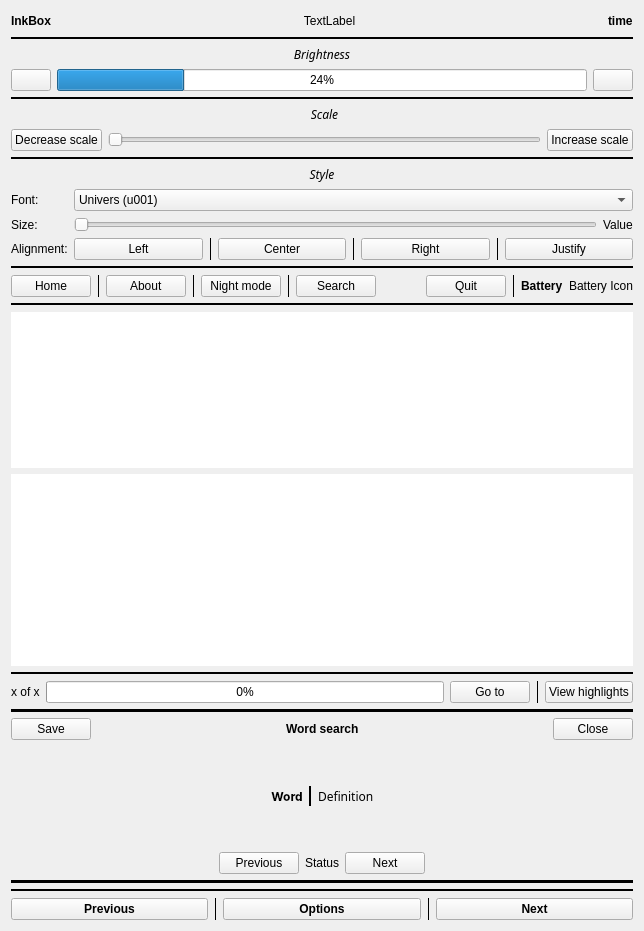
This is src/reader/reader.ui in Quill-OS/quill as Qt 5 draws it before an edit. The edited form follows.
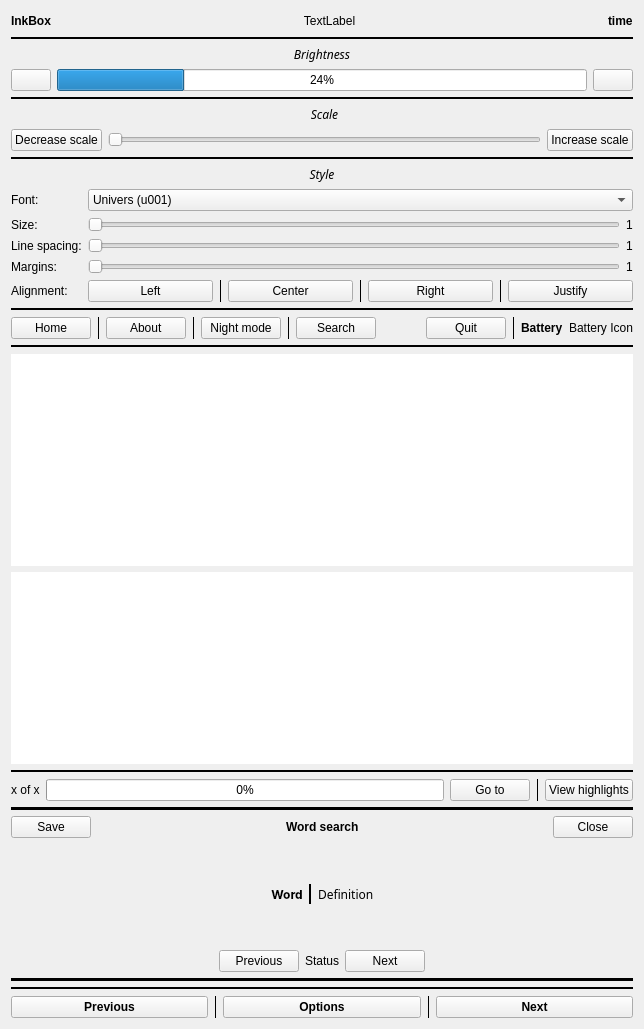
This is the edited form.

Commit message: Reader: Add 'Line spacing' and 'Margins' options

```diff
--- a/src/reader/reader.ui
+++ b/src/reader/reader.ui
@@ -7,7 +7,7 @@
     <x>0</x>
     <y>0</y>
     <width>644</width>
-    <height>931</height>
+    <height>1029</height>
    </rect>
   </property>
   <property name="windowTitle">
@@ -598,7 +598,7 @@
                      </property>
                     </widget>
                    </item>
-                   <item row="2" column="1">
+                   <item row="4" column="1">
                     <layout class="QGridLayout" name="gridLayout_4">
                      <item row="0" column="4">
                       <widget class="QPushButton" name="alignRightBtn">
@@ -678,6 +678,13 @@
                      </item>
                     </layout>
                    </item>
+                   <item row="2" column="0">
+                    <widget class="QLabel" name="lineSpacingLabel">
+                     <property name="text">
+                      <string>Line spacing:</string>
+                     </property>
+                    </widget>
+                   </item>
                    <item row="1" column="0">
                     <widget class="QLabel" name="sizeLabel">
                      <property name="text">
@@ -744,15 +751,55 @@
                      </item>
                     </widget>
                    </item>
-                   <item row="2" column="0">
+                   <item row="4" column="0">
                     <widget class="QLabel" name="alignmentLabel">
                      <property name="text">
                       <string>Alignment:</string>
                      </property>
                     </widget>
                    </item>
+                   <item row="2" column="1">
+                    <layout class="QGridLayout" name="gridLayout_23">
+                     <item row="0" column="0">
+                      <widget class="QSlider" name="lineSpacingSlider">
+                       <property name="minimum">
+                        <number>0</number>
+                       </property>
+                       <property name="maximum">
+                        <number>9</number>
+                       </property>
+                       <property name="singleStep">
+                        <number>1</number>
+                       </property>
+                       <property name="pageStep">
+                        <number>1</number>
+                       </property>
+                       <property name="value">
+                        <number>0</number>
+                       </property>
+                       <property name="orientation">
+                        <enum>Qt::Horizontal</enum>
+                       </property>
+                      </widget>
+                     </item>
+                     <item row="0" column="1">
+                      <widget class="QLabel" name="lineSpacingValueLabel">
+                       <property name="text">
+                        <string>1</string>
+                       </property>
+                      </widget>
+                     </item>
+                    </layout>
+                   </item>
                    <item row="1" column="1">
                     <layout class="QGridLayout" name="gridLayout_11">
+                     <item row="0" column="1">
+                      <widget class="QLabel" name="sizeValueLabel">
+                       <property name="text">
+                        <string>1</string>
+                       </property>
+                      </widget>
+                     </item>
                      <item row="0" column="0">
                       <widget class="QSlider" name="sizeSlider">
                        <property name="maximum">
@@ -764,15 +811,42 @@
                        <property name="value">
                         <number>0</number>
                        </property>
+                       <property name="tracking">
+                        <bool>true</bool>
+                       </property>
+                       <property name="orientation">
+                        <enum>Qt::Horizontal</enum>
+                       </property>
+                      </widget>
+                     </item>
+                    </layout>
+                   </item>
+                   <item row="3" column="0">
+                    <widget class="QLabel" name="marginsLabel">
+                     <property name="text">
+                      <string>Margins:</string>
+                     </property>
+                    </widget>
+                   </item>
+                   <item row="3" column="1">
+                    <layout class="QGridLayout" name="gridLayout_24">
+                     <item row="0" column="0">
+                      <widget class="QSlider" name="marginsSlider">
+                       <property name="maximum">
+                        <number>9</number>
+                       </property>
+                       <property name="pageStep">
+                        <number>1</number>
+                       </property>
                        <property name="orientation">
                         <enum>Qt::Horizontal</enum>
                        </property>
                       </widget>
                      </item>
                      <item row="0" column="1">
-                      <widget class="QLabel" name="sizeValueLabel">
+                      <widget class="QLabel" name="marginsValueLabel">
                        <property name="text">
-                        <string>Value</string>
+                        <string>1</string>
                        </property>
                       </widget>
                      </item>
```
Left out of the diff: 948 changed lines with no effect on the pictures. The commit also changes 3 other files.
